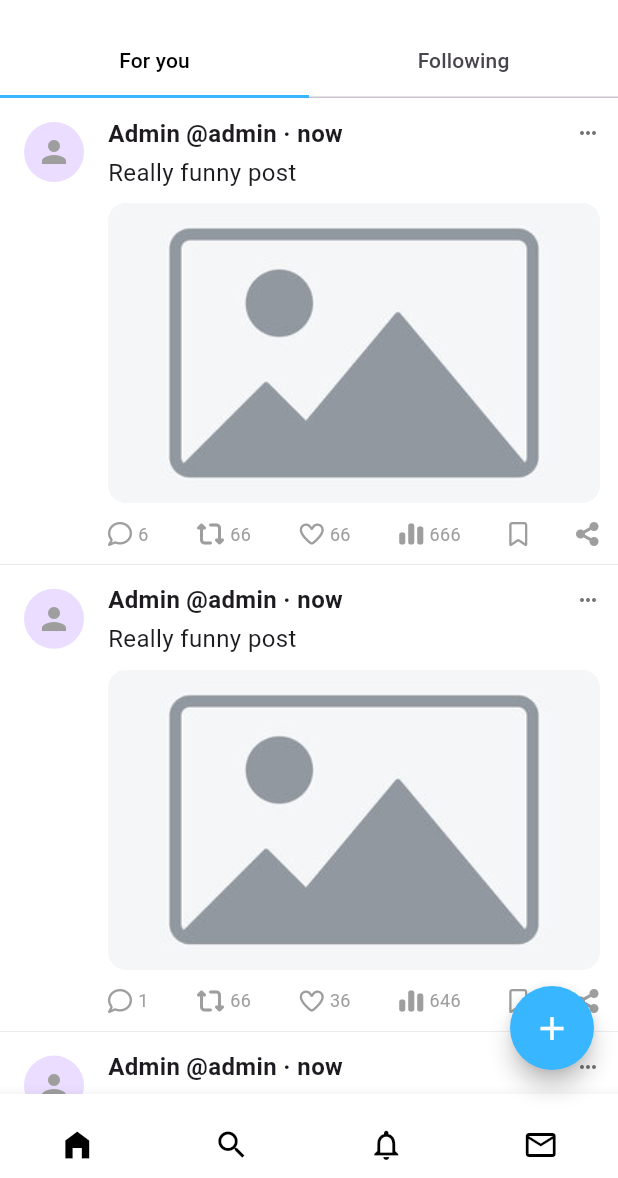
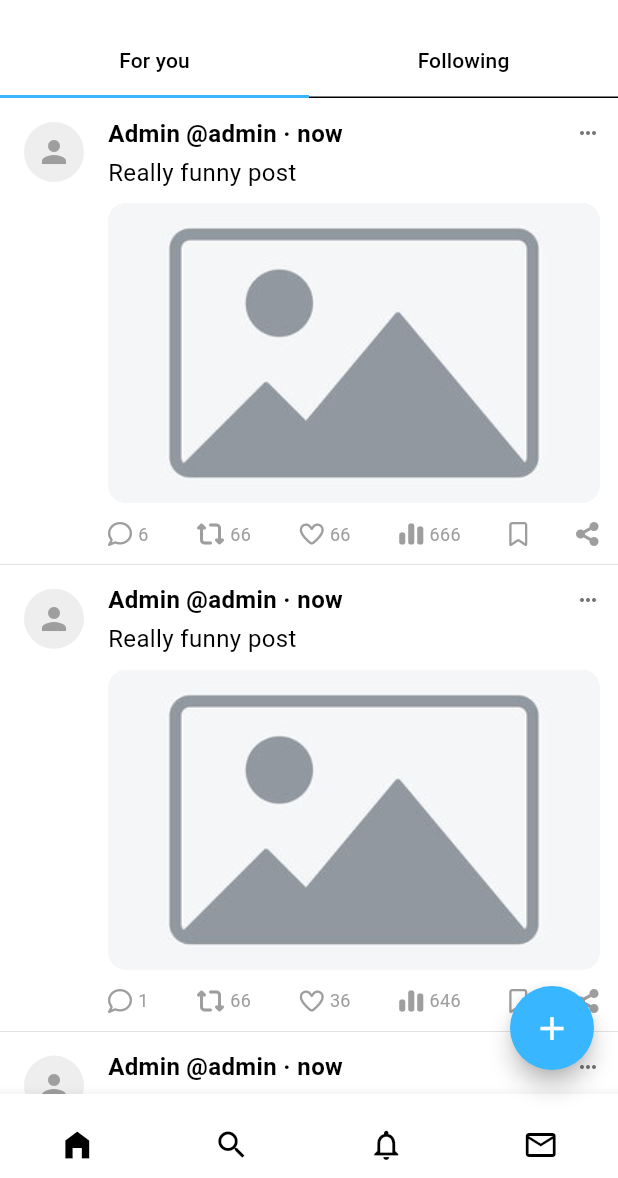
Before and after one commit to ppersimmon/flutter-learning, a Flutter app: the screen it shows after launch, in the side drawer, after a tap on the "add" icon, on a phone screen of 412 x 824 dp, the part 58-1236 px from its top. Run offline on Flutter 3.47's test engine with Material 3 defaults, Android fonts, the phone set to English and light mode, and no system bars; our stand-ins replace easy_localization, font_awesome_flutter, responsive_sizer, shared_preferences.

Commit message:
feat: add app themes

```diff
--- a/hw_01/lib/main.dart
+++ b/hw_01/lib/main.dart
@@ -1,5 +1,7 @@
 import 'package:easy_localization/easy_localization.dart';
 import 'package:flutter/material.dart';
+import 'package:hw_01/models/theme_model.dart';
+import 'package:hw_01/theme/themes.dart';
 import 'package:provider/provider.dart';
 
 import '../pages/home.dart';
@@ -14,24 +16,56 @@ void main() async {
       supportedLocales: [Locale('en')],
       path: 'assets/translations',
       fallbackLocale: Locale('en'),
-      child: ChangeNotifierProvider(
-        create: (context) => PostModel(),
+      child: MultiProvider(
+        providers: [ChangeNotifierProvider(create: (context) => PostModel())],
         child: MyApp(),
       ),
     ),
   );
 }
 
-class MyApp extends StatelessWidget {
+class MyApp extends StatefulWidget {
   const MyApp({super.key});
 
   @override
+  State<MyApp> createState() => _MyAppState();
+}
+
+class _MyAppState extends State<MyApp> {
+  ThemeModel themeChangeProvider = ThemeModel();
+
+  void getCurrentTheme() async {
+    themeChangeProvider.setDarkTheme = (await themeChangeProvider.darkThemePrefs
+        .getTheme());
+  }
+
+  @override
+  void initState() {
+    super.initState();
+    getCurrentTheme();
+  }
+
+  @override
   Widget build(BuildContext context) {
-    return MaterialApp(
-      localizationsDelegates: context.localizationDelegates,
-      supportedLocales: context.supportedLocales,
-      debugShowCheckedModeBanner: false,
-      home: const HomePage(),
+    return MultiProvider(
+      providers: [ChangeNotifierProvider.value(value: themeChangeProvider)],
+      child: Consumer<ThemeModel>(
+        builder: (context, themeModel, child) {
+          return MaterialApp(
+            localizationsDelegates: context.localizationDelegates,
+            supportedLocales: context.supportedLocales,
+            debugShowCheckedModeBanner: false,
+            themeMode: themeModel.getDarkTheme
+                ? ThemeMode.dark
+                : ThemeMode.light,
+
+            theme: AppTheme.lightTheme,
+            darkTheme: AppTheme.darkTheme,
+
+            home: const HomePage(),
+          );
+        },
+      ),
     );
   }
 }
--- /dev/null
+++ b/hw_01/lib/models/theme_model.dart
@@ -0,0 +1,15 @@
+import 'package:flutter/material.dart';
+import 'package:hw_01/theme/dark_theme_prefs.dart';
+
+class ThemeModel extends ChangeNotifier {
+  DarkThemePrefs darkThemePrefs = DarkThemePrefs();
+
+  bool _darkTheme = false;
+  bool get getDarkTheme => _darkTheme;
+
+  set setDarkTheme(bool value) {
+    _darkTheme = value;
+    darkThemePrefs.setDarkTheme(value);
+    notifyListeners();
+  }
+}
--- a/hw_01/lib/pages/account.dart
+++ b/hw_01/lib/pages/account.dart
@@ -18,7 +18,6 @@ class AccountPage extends StatelessWidget {
     return DefaultTabController(
       length: 6,
       child: Scaffold(
-        backgroundColor: CColors.grey50,
         body: CustomScrollView(
           slivers: [
             const AccountAppBar(),
--- a/hw_01/lib/pages/home.dart
+++ b/hw_01/lib/pages/home.dart
@@ -22,9 +22,9 @@ class _HomePageState extends State<HomePage> {
 
   List<Widget> get _pages => [
     HomeStripe(posts: Provider.of<PostModel>(context).posts),
-    const Scaffold(backgroundColor: CColors.grey50),
-    const Scaffold(backgroundColor: CColors.grey50),
-    const Scaffold(backgroundColor: CColors.grey50),
+    const Scaffold(),
+    const Scaffold(),
+    const Scaffold(),
   ];
 
   void _onItemTapped(int index) {
@@ -58,7 +58,7 @@ class _HomePageState extends State<HomePage> {
 
         child: FloatingActionButton(
           onPressed: () {},
-          backgroundColor: CColors.blue500,
+          backgroundColor: Theme.of(context).colorScheme.primary,
           shape: const CircleBorder(),
           child: const Icon(Icons.add, color: CColors.grey50, size: Sizes.p26),
         ),
@@ -76,7 +76,7 @@ class _HomePageState extends State<HomePage> {
               onTap: _onItemTapped,
               showSelectedLabels: false,
               showUnselectedLabels: false,
-              backgroundColor: CColors.grey50,
+              backgroundColor: Theme.of(context).colorScheme.surface,
               items: const [
                 BottomNavigationBarItem(
                   icon: AppIcon(icon: Icons.home_outlined),
--- /dev/null
+++ b/hw_01/lib/theme/dark_theme_prefs.dart
@@ -0,0 +1,17 @@
+import 'package:shared_preferences/shared_preferences.dart';
+
+class DarkThemePrefs {
+  static const themeStatus = 'THEME_STATUS';
+
+  void setDarkTheme(bool value) {
+    SharedPreferences.getInstance().then((preferences) {
+      preferences.setBool(themeStatus, value);
+    });
+  }
+
+  Future<bool> getTheme() {
+    return SharedPreferences.getInstance().then((preferences) {
+      return preferences.getBool(themeStatus) ?? false;
+    });
+  }
+}
--- /dev/null
+++ b/hw_01/lib/theme/themes.dart
@@ -0,0 +1,46 @@
+import 'package:flutter/material.dart';
+import 'package:flutter/services.dart';
+import 'package:hw_01/utils/constants.dart';
+
+class AppTheme {
+  static final ThemeData lightTheme = ThemeData(
+    primaryColor: CColors.blue500,
+    scaffoldBackgroundColor: CColors.grey50,
+
+    colorScheme: const ColorScheme.light(
+      primary: CColors.blue500,
+      secondary: CColors.black,
+      surface: CColors.grey50,
+      onSurface: CColors.black,
+    ),
+
+    appBarTheme: const AppBarTheme(
+      systemOverlayStyle: SystemUiOverlayStyle(
+        statusBarColor: CColors.grey50,
+        systemNavigationBarColor: CColors.grey50,
+        statusBarIconBrightness: Brightness.dark,
+      ),
+    ),
+  );
+
+  static final ThemeData darkTheme = ThemeData(
+    primaryColor: CColors.blue500,
+    scaffoldBackgroundColor: CColors.blue900,
+
+    colorScheme: const ColorScheme.dark(
+      primary: CColors.blue500,
+      secondary: CColors.grey50,
+      surface: CColors.blue900,
+      onSurface: CColors.grey50,
+    ),
+
+    appBarTheme: const AppBarTheme(
+      systemOverlayStyle: SystemUiOverlayStyle(
+        statusBarColor: CColors.blue900,
+        systemNavigationBarColor: CColors.blue900,
+        statusBarIconBrightness: Brightness.light,
+        systemNavigationBarIconBrightness: Brightness.light,
+      ),
+    ),
+  );
+}
--- a/hw_01/lib/utils/constants.dart
+++ b/hw_01/lib/utils/constants.dart
@@ -108,9 +108,11 @@ const gapH200 = SizedBox(height: Sizes.p200);
 class CColors {
   static const Color grey50 = Colors.white;
   static const Color grey100 = Colors.grey;
+  static const Color avatarBg = Color(0xffeeeeee);
   static const Color grey600 = Color(0xFF757575);
   static const Color black = Colors.black;
   static const Color blue500 = Color(0xff38b6ff);
+  static const Color blue900 = Color(0xff15202b);
   static const Color red = Colors.red;
   static const Color outline = Color.fromRGBO(0, 0, 0, 0.6);
   static const Color transparent = Colors.transparent;
--- a/hw_01/lib/widgets/account_header.dart
+++ b/hw_01/lib/widgets/account_header.dart
@@ -1,4 +1,5 @@
 import 'package:flutter/material.dart';
+
 import '../utils/constants.dart';
 import 'user_avatar.dart';
 
@@ -12,7 +13,7 @@ class AccountHeader extends StatelessWidget {
     return Stack(
       alignment: Alignment.bottomLeft,
       children: [
-        Container(color: CColors.grey50),
+        Container(color: Theme.of(context).colorScheme.surface),
         Positioned.fill(
           bottom: avatarRadius,
           child: Container(
--- a/hw_01/lib/widgets/account_tab_bar.dart
+++ b/hw_01/lib/widgets/account_tab_bar.dart
@@ -15,7 +15,7 @@ class AccountTabBar extends StatelessWidget {
       ),
       child: TabBar(
         isScrollable: true,
-        labelColor: Colors.black,
+        labelColor: Theme.of(context).colorScheme.onSurface,
         unselectedLabelColor: Colors.grey,
         indicatorColor: Colors.lightBlue,
         indicatorWeight: 3.0,
--- a/hw_01/lib/widgets/app_bar.dart
+++ b/hw_01/lib/widgets/app_bar.dart
@@ -1,7 +1,8 @@
 import 'package:flutter/material.dart';
+
+import '../utils/constants.dart';
 import 'account_header.dart';
 import 'app_icon.dart';
-import '../utils/constants.dart';
 
 class AccountAppBar extends StatelessWidget {
   const AccountAppBar({super.key});
@@ -13,14 +14,35 @@ class AccountAppBar extends StatelessWidget {
       pinned: true,
       backgroundColor: CColors.blue500,
 
-      leading: Center(child: AppIcon(icon: Icons.arrow_back_rounded, isFilled: true, onTap: () {Navigator.of(context).pop();})),
+      leading: Center(
+        child: AppIcon(
+          icon: Icons.arrow_back_rounded,
+          isFilled: true,
+          color: CColors.grey50,
+          onTap: () {
+            Navigator.of(context).pop();
+          },
+        ),
+      ),
 
       actions: [
-        AppIcon(icon: Icons.search_rounded, isFilled: true,),
+        AppIcon(
+          icon: Icons.search_rounded,
+          isFilled: true,
+          color: CColors.grey50,
+        ),
         gapW8,
-        AppIcon(icon: Icons.edit_outlined, isFilled: true),
+        AppIcon(
+          icon: Icons.edit_outlined,
+          isFilled: true,
+          color: CColors.grey50,
+        ),
         gapW8,
-        AppIcon(icon: Icons.more_vert_rounded, isFilled: true),
+        AppIcon(
+          icon: Icons.more_vert_rounded,
+          isFilled: true,
+          color: CColors.grey50,
+        ),
         gapW8,
       ],
 
--- a/hw_01/lib/widgets/app_icon.dart
+++ b/hw_01/lib/widgets/app_icon.dart
@@ -1,4 +1,5 @@
 import 'package:flutter/material.dart';
+
 import '../utils/constants.dart';
 
 class AppIcon extends StatelessWidget {
@@ -21,9 +22,11 @@ class AppIcon extends StatelessWidget {
 
   @override
   Widget build(BuildContext context) {
-    final setIconColor = color ?? (isFilled ? CColors.grey50 : CColors.black);
-    final setIconBackground = background ??
-        (isFilled ? CColors.outline : CColors.transparent);
+    final themeColors = Theme.of(context).colorScheme;
+    final setIconColor =
+        color ?? (isFilled ? themeColors.surface : themeColors.onSurface);
+    final setIconBackground =
+        background ?? (isFilled ? CColors.outline : CColors.transparent);
 
     return Container(
       padding: const EdgeInsets.all(Sizes.p8),
@@ -35,13 +38,9 @@ class AppIcon extends StatelessWidget {
         color: CColors.transparent,
         child: InkWell(
           onTap: onTap,
-            child: Icon(
-              icon,
-              color: setIconColor,
-              size: size ?? Sizes.p24,
-            ),
+          child: Icon(icon, color: setIconColor, size: size ?? Sizes.p24),
         ),
-          ),
+      ),
     );
   }
 }
--- a/hw_01/lib/widgets/drawer.dart
+++ b/hw_01/lib/widgets/drawer.dart
@@ -2,9 +2,10 @@ import 'package:easy_localization/easy_localization.dart';
 import 'package:flutter/material.dart';
 import 'package:hw_01/generated/locale_keys.g.dart';
 import 'package:hw_01/mock_data/user_profile.dart';
+import 'package:hw_01/models/theme_model.dart';
+import 'package:provider/provider.dart';
 
 import '../pages/account.dart';
-import '../utils/constants.dart';
 import 'app_icon.dart';
 import 'user_avatar.dart';
 
@@ -14,23 +15,29 @@ class NavDrawer extends StatelessWidget {
 
   @override
   Widget build(BuildContext context) {
+    final themeState = Provider.of<ThemeModel>(context);
+
     return Drawer(
-      backgroundColor: CColors.grey50,
+      child: Column(
+        children: [
+          Expanded(
             child: ListView(
               children: [
                 UserAccountsDrawerHeader(
-            decoration: BoxDecoration(color: CColors.grey50),
+                  decoration: BoxDecoration(
+                    color: Theme.of(context).colorScheme.surface,
+                  ),
                   accountName: Text(
                     user.profileName,
                     style: TextStyle(
-                color: CColors.black,
+                      color: Theme.of(context).colorScheme.onSurface,
                       fontWeight: FontWeight.bold,
                     ),
                   ),
                   accountEmail: Text(
                     user.userName,
                     style: TextStyle(
-                color: CColors.black,
+                      color: Theme.of(context).colorScheme.onSurface,
                       fontWeight: FontWeight.bold,
                     ),
                   ),
@@ -42,9 +49,22 @@ class NavDrawer extends StatelessWidget {
                   title: Text(LocaleKeys.title_profile.tr()),
                   onTap: () {
                     Navigator.pop(context);
-              Navigator.of(
-                context,
-              ).push(MaterialPageRoute(builder: (context) => AccountPage()));
+                    Navigator.of(context).push(
+                      MaterialPageRoute(builder: (context) => AccountPage()),
+                    );
+                  },
+                ),
+              ],
+            ),
+          ),
+          ListTile(
+            leading: AppIcon(
+              icon: themeState.getDarkTheme
+                  ? Icons.dark_mode_outlined
+                  : Icons.light_mode_outlined,
+            ),
+            onTap: () {
+              themeState.setDarkTheme = !themeState.getDarkTheme;
             },
           ),
         ],
--- a/hw_01/lib/widgets/home_app_bar.dart
+++ b/hw_01/lib/widgets/home_app_bar.dart
@@ -1,6 +1,5 @@
 import 'package:easy_localization/easy_localization.dart';
 import 'package:flutter/material.dart';
-import 'package:flutter/services.dart';
 import 'package:font_awesome_flutter/font_awesome_flutter.dart';
 import 'package:hw_01/generated/locale_keys.g.dart';
 
@@ -17,12 +16,6 @@ class HomeAppBar extends StatelessWidget {
       pinned: false,
       snap: true,
 
-      systemOverlayStyle: const SystemUiOverlayStyle(
-        statusBarColor: CColors.grey50,
-      ),
-
-      backgroundColor: CColors.grey50,
-
       leading: AppIcon(
         icon: Icons.account_circle_outlined,
         onTap: () {
@@ -36,7 +29,7 @@ class HomeAppBar extends StatelessWidget {
         TextButton(
           onPressed: () {},
           style: TextButton.styleFrom(
-            foregroundColor: CColors.black,
+            foregroundColor: Theme.of(context).colorScheme.onSurface,
             textStyle: const TextStyle(
               fontSize: 16,
               fontWeight: FontWeight.bold,
@@ -51,7 +44,7 @@ class HomeAppBar extends StatelessWidget {
 
       bottom: TabBar(
         indicatorSize: TabBarIndicatorSize.tab,
-        labelColor: CColors.black,
+        labelColor: Theme.of(context).colorScheme.onSurface,
         indicatorColor: CColors.blue500,
         indicatorWeight: Sizes.p2,
         tabs: [
--- a/hw_01/lib/widgets/post_item.dart
+++ b/hw_01/lib/widgets/post_item.dart
@@ -16,7 +16,6 @@ class PostItem extends StatelessWidget {
   Widget build(BuildContext context) {
     return Container(
       decoration: const BoxDecoration(
-        color: CColors.grey50,
         border: Border(bottom: BorderSide(color: CColors.grey100, width: 0.2)),
       ),
       padding: const EdgeInsets.all(Sizes.p12),
--- a/hw_01/lib/widgets/profile_info.dart
+++ b/hw_01/lib/widgets/profile_info.dart
@@ -66,7 +66,7 @@ class ProfileInfo extends StatelessWidget {
                 user.following.toString(),
                 style: TextStyle(
                   fontSize: 16,
-                  color: CColors.black,
+                  color: Theme.of(context).colorScheme.onSurface,
                   fontWeight: FontWeight.bold,
                 ),
               ),
@@ -80,7 +80,7 @@ class ProfileInfo extends StatelessWidget {
                 user.followers.toString(),
                 style: TextStyle(
                   fontSize: 16,
-                  color: CColors.black,
+                  color: Theme.of(context).colorScheme.onSurface,
                   fontWeight: FontWeight.bold,
                 ),
               ),
--- a/hw_01/lib/widgets/user_avatar.dart
+++ b/hw_01/lib/widgets/user_avatar.dart
@@ -1,4 +1,5 @@
 import 'package:flutter/material.dart';
+
 import '../utils/constants.dart';
 import '../widgets/app_icon.dart';
 
@@ -6,19 +7,16 @@ class UserAvatar extends StatelessWidget {
   final double radius;
   final String? avatarImgUrl;
 
-  const UserAvatar({
-    super.key,
-    this.radius = Sizes.p40,
-    this.avatarImgUrl,
-});
+  const UserAvatar({super.key, this.radius = Sizes.p40, this.avatarImgUrl});
 
   @override
   Widget build(BuildContext context) {
     return CircleAvatar(
       radius: radius,
-      backgroundColor: CColors.grey50,
+      backgroundColor: Theme.of(context).colorScheme.surface,
       child: CircleAvatar(
         radius: radius - Sizes.p4,
+        backgroundColor: CColors.avatarBg,
         backgroundImage: avatarImgUrl != null
             ? AssetImage(avatarImgUrl!)
             : null,
--- a/hw_01/pubspec.yaml
+++ b/hw_01/pubspec.yaml
@@ -32,6 +32,7 @@ dependencies:
   responsive_sizer: ^3.3.1
   easy_localization: ^3.0.8
   provider: ^6.1.5+1
+  shared_preferences: ^2.5.4
   flutter:
     sdk: flutter
 
```
Lines whose indentation alone changed are shown as unchanged.
